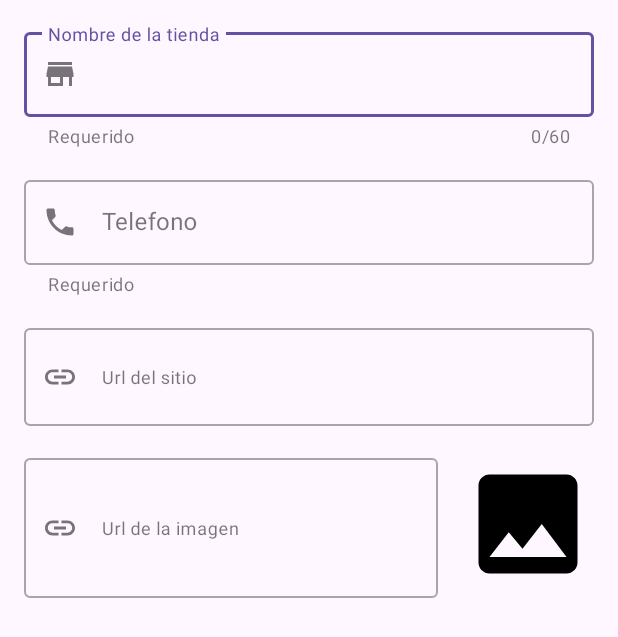
After one commit to SotoMatiasE/AppStore, an Android app: the fragment EditStoreFragment shown on its own in the app's theme, on a phone screen of 412 x 824 dp. The commit adds this screen. Shown: the top 637 px of the screen. Run offline under Robolectric (Android 15) with nearby library versions, the phone set to English and light mode, and no system bars.

Commit message:
Fragment agregado esto es como un auxiliar para crear o editar una nueva tienda. Diseño para aniadir o editar

```diff
--- /dev/null
+++ b/app/src/main/java/com/example/stores/EditStoreFragment.kt
@@ -0,0 +1,22 @@
+package com.example.stores
+
+import android.os.Bundle
+import androidx.fragment.app.Fragment
+import android.view.LayoutInflater
+import android.view.View
+import android.view.ViewGroup
+import com.example.stores.databinding.FragmentEditStoreBinding
+
+class EditStoreFragment : Fragment() {
+    private lateinit var mBinding: FragmentEditStoreBinding
+
+    override fun onCreateView(inflater: LayoutInflater,
+                              container: ViewGroup?,
+                              savedInstanceState: Bundle?
+    ): View? {
+        mBinding = FragmentEditStoreBinding.inflate(inflater, container, false)
+
+        return mBinding.root
+    }
+
+}
--- a/app/src/main/java/com/example/stores/MainActivity.kt
+++ b/app/src/main/java/com/example/stores/MainActivity.kt
@@ -7,7 +7,6 @@ import androidx.appcompat.widget.Toolbar
 import androidx.recyclerview.widget.GridLayoutManager
 import com.example.stores.databinding.ActivityMainBinding
 import java.util.concurrent.LinkedBlockingQueue
-import kotlin.concurrent.thread
 
 class MainActivity : AppCompatActivity(), OnClickListener {
 
--- /dev/null
+++ b/app/src/main/res/drawable/ic_image.xml
@@ -0,0 +1,5 @@
+<vector xmlns:android="http://schemas.android.com/apk/res/android" android:height="24dp" android:tint="#000000" android:viewportHeight="24" android:viewportWidth="24" android:width="24dp">
+
+    <path android:fillColor="@android:color/white" android:pathData="M21,19V5c0,-1.1 -0.9,-2 -2,-2H5c-1.1,0 -2,0.9 -2,2v14c0,1.1 0.9,2 2,2h14c1.1,0 2,-0.9 2,-2zM8.5,13.5l2.5,3.01L14.5,12l4.5,6H5l3.5,-4.5z"/>
+
+</vector>
--- /dev/null
+++ b/app/src/main/res/drawable/ic_insert_link.xml
@@ -0,0 +1,5 @@
+<vector xmlns:android="http://schemas.android.com/apk/res/android" android:height="24dp" android:tint="#000000" android:viewportHeight="24" android:viewportWidth="24" android:width="24dp">
+
+    <path android:fillColor="@android:color/white" android:pathData="M3.9,12c0,-1.71 1.39,-3.1 3.1,-3.1h4L11,7L7,7c-2.76,0 -5,2.24 -5,5s2.24,5 5,5h4v-1.9L7,15.1c-1.71,0 -3.1,-1.39 -3.1,-3.1zM8,13h8v-2L8,11v2zM17,7h-4v1.9h4c1.71,0 3.1,1.39 3.1,3.1s-1.39,3.1 -3.1,3.1h-4L13,17h4c2.76,0 5,-2.24 5,-5s-2.24,-5 -5,-5z"/>
+
+</vector>
--- /dev/null
+++ b/app/src/main/res/drawable/ic_local_phone.xml
@@ -0,0 +1,5 @@
+<vector xmlns:android="http://schemas.android.com/apk/res/android" android:height="24dp" android:tint="#000000" android:viewportHeight="24" android:viewportWidth="24" android:width="24dp">
+
+    <path android:fillColor="@android:color/white" android:pathData="M6.62,10.79c1.44,2.83 3.76,5.14 6.59,6.59l2.2,-2.2c0.27,-0.27 0.67,-0.36 1.02,-0.24 1.12,0.37 2.33,0.57 3.57,0.57 0.55,0 1,0.45 1,1V20c0,0.55 -0.45,1 -1,1 -9.39,0 -17,-7.61 -17,-17 0,-0.55 0.45,-1 1,-1h3.5c0.55,0 1,0.45 1,1 0,1.25 0.2,2.45 0.57,3.57 0.11,0.35 0.03,0.74 -0.25,1.02l-2.2,2.2z"/>
+
+</vector>
--- /dev/null
+++ b/app/src/main/res/drawable/ic_store_mall.xml
@@ -0,0 +1,5 @@
+<vector xmlns:android="http://schemas.android.com/apk/res/android" android:height="24dp" android:tint="#000000" android:viewportHeight="24" android:viewportWidth="24" android:width="24dp">
+
+    <path android:fillColor="@android:color/white" android:pathData="M20,4L4,4v2h16L20,4zM21,14v-2l-1,-5L4,7l-1,5v2h1v6h10v-6h4v6h2v-6h1zM12,18L6,18v-4h6v4z"/>
+
+</vector>
--- /dev/null
+++ b/app/src/main/res/layout/fragment_edit_store.xml
@@ -0,0 +1,111 @@
+<?xml version="1.0" encoding="utf-8"?>
+<androidx.core.widget.NestedScrollView xmlns:android="http://schemas.android.com/apk/res/android"
+    xmlns:tools="http://schemas.android.com/tools"
+    android:layout_width="match_parent"
+    android:layout_height="match_parent"
+    xmlns:app="http://schemas.android.com/apk/res-auto"
+    tools:context=".EditStoreFragment">
+
+    <LinearLayout
+        android:layout_width="match_parent"
+        android:layout_height="wrap_content"
+        android:orientation="vertical"
+        android:padding="@dimen/common_padding_default">
+
+        <com.google.android.material.textfield.TextInputLayout
+            android:id="@+id/tilName"
+            android:layout_width="match_parent"
+            android:layout_height="wrap_content"
+            android:hint="@string/hint_name"
+            app:helperText="@string/helper_required"
+            app:endIconMode="clear_text"
+            app:counterMaxLength="@integer/counter_max_name"
+            app:counterEnabled="true"
+            app:startIconDrawable="@drawable/ic_store_mall"
+            style="@style/Widget.MaterialComponents.TextInputLayout.OutlinedBox">
+        <com.google.android.material.textfield.TextInputEditText
+            android:id="@+id/edName"
+            android:layout_width="match_parent"
+            android:layout_height="wrap_content"
+            android:maxLength="@integer/counter_max_name"
+            android:inputType="textCapWords"/>
+        </com.google.android.material.textfield.TextInputLayout>
+
+
+
+            <com.google.android.material.textfield.TextInputLayout
+                android:id="@+id/tilPhone"
+                android:layout_width="match_parent"
+                android:layout_height="wrap_content"
+                android:layout_marginTop="@dimen/common_padding_default"
+                android:hint="@string/hint_phone"
+                app:helperText="@string/helper_required"
+                app:endIconMode="clear_text"
+                app:startIconDrawable="@drawable/ic_local_phone"
+                style="@style/Widget.MaterialComponents.TextInputLayout.OutlinedBox">
+                <com.google.android.material.textfield.TextInputEditText
+                    android:id="@+id/edPhone"
+                    android:layout_width="match_parent"
+                    android:layout_height="match_parent"
+                    android:maxLength="@integer/counter_max_phone"
+                    android:inputType="phone"/>
+            </com.google.android.material.textfield.TextInputLayout>
+
+        <com.google.android.material.textfield.TextInputLayout
+            android:id="@+id/tilWebSite"
+            android:layout_width="match_parent"
+            android:layout_height="wrap_content"
+            android:layout_marginTop="@dimen/common_padding_default"
+            android:hint="@string/hint_website"
+            app:endIconMode="clear_text"
+            app:startIconDrawable="@drawable/ic_insert_link"
+            style="@style/Widget.MaterialComponents.TextInputLayout.OutlinedBox">
+            <com.google.android.material.textfield.TextInputEditText
+                android:id="@+id/edWebSite"
+                android:layout_width="match_parent"
+                android:layout_height="wrap_content"
+                android:textColor="@color/color_link"
+                android:textAppearance="?attr/textAppearanceCaption"
+                android:maxLines="@integer/line_url_website"
+                android:minLines="@integer/line_url_website"
+                android:inputType="textMultiLine"/>
+        </com.google.android.material.textfield.TextInputLayout>
+
+        <LinearLayout
+            android:layout_width="match_parent"
+            android:layout_height="wrap_content"
+            android:orientation="horizontal"
+            android:layout_marginTop="@dimen/common_padding_default"
+            android:gravity="center_vertical">
+
+            <com.google.android.material.textfield.TextInputLayout
+                android:layout_width="0dp"
+                android:layout_height="wrap_content"
+                android:layout_weight="1"
+                android:hint="@string/hint_photo_url"
+                app:endIconMode="clear_text"
+                app:startIconDrawable="@drawable/ic_insert_link"
+                style="@style/Widget.MaterialComponents.TextInputLayout.OutlinedBox">
+                <com.google.android.material.textfield.TextInputEditText
+                    android:id="@+id/edPhotoUrl"
+                    android:layout_width="match_parent"
+                    android:layout_height="wrap_content"
+                    android:minLines="@integer/line_url_photo"
+                    android:maxLines="@integer/line_url_photo"
+                    android:textColor="@color/color_link"
+                    android:textAppearance="?attr/textAppearanceCaption"
+                    android:inputType="textMultiLine"/>
+            </com.google.android.material.textfield.TextInputLayout>
+
+            <ImageView
+                android:id="@+id/imgPhoto"
+                android:layout_width="@dimen/photo_size_thumb"
+                android:layout_height="@dimen/photo_size_thumb"
+                android:src="@drawable/ic_image"
+                android:layout_marginStart="@dimen/common_padding_default"
+                android:contentDescription="@string/description_image_photo"/>
+
+        </LinearLayout>
+    </LinearLayout>
+
+</androidx.core.widget.NestedScrollView>
--- a/app/src/main/res/values/colors.xml
+++ b/app/src/main/res/values/colors.xml
@@ -4,4 +4,5 @@
     <color name="white">#FFFFFFFF</color>
 
     <color name="color_white_t">#CCFFFFFF</color>
+    <color name="color_link">#0D47A1</color>
 </resources>
--- a/app/src/main/res/values/dimens.xml
+++ b/app/src/main/res/values/dimens.xml
@@ -5,4 +5,5 @@
     <dimen name="common_padding_middle">24dp</dimen>
 
     <dimen name="item_card_height">200dp</dimen>
+    <dimen name="photo_size_thumb">88dp</dimen>
 </resources>
--- /dev/null
+++ b/app/src/main/res/values/integers.xml
@@ -0,0 +1,7 @@
+<?xml version="1.0" encoding="utf-8"?>
+<resources>
+    <integer name="counter_max_name">60</integer>
+    <integer name="counter_max_phone">20</integer>
+    <integer name="line_url_website">2</integer>
+    <integer name="line_url_photo">4</integer>
+</resources>
--- a/app/src/main/res/values/strings.xml
+++ b/app/src/main/res/values/strings.xml
@@ -3,4 +3,12 @@
     <string name="description_image_photo">Imagen de la tienda</string>
     <string name="store_name">Nombre de la tienda</string>
     <string name="description_store_add">Crear tienda</string>
+    <!-- TODO: Remove or change this placeholder text -->
+    <string name="hello_blank_fragment">Hello blank fragment</string>
+    <string name="hint_name">Nombre de la tienda</string>
+    <string name="helper_required">Requerido</string>
+    <string name="Telefono">hint_phone</string>
+    <string name="hint_phone">Telefono</string>
+    <string name="hint_website">Url del sitio</string>
+    <string name="hint_photo_url">Url de la imagen</string>
 </resources>
```
